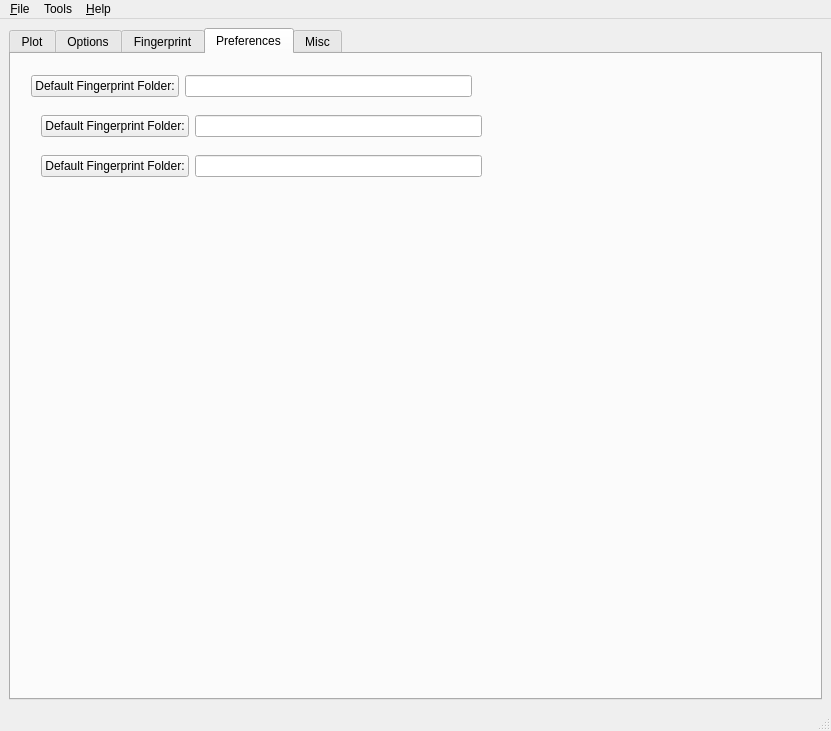
The window that SimpleView/main.ui (mfitzp/toolz) describes before a commit, drawn with Qt 5.
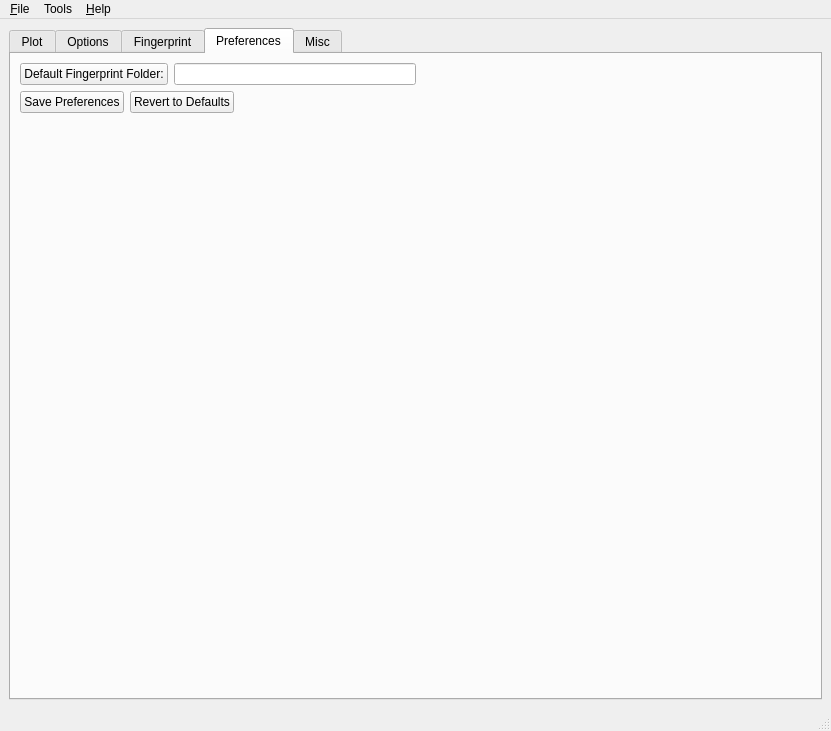
The same window after the commit. The open tabs and pages were chosen to show the change. Icons and pictures are not drawn. Custom widgets are drawn as their Qt base class.

```diff
--- a/SimpleView/main.ui
+++ b/SimpleView/main.ui
@@ -1416,15 +1416,12 @@
        <attribute name="title" >
         <string>Preferences</string>
        </attribute>
-       <widget class="QWidget" name="layoutWidget" >
-        <property name="geometry" >
-         <rect>
-          <x>30</x>
-          <y>60</y>
-          <width>441</width>
-          <height>25</height>
-         </rect>
-        </property>
+       <layout class="QVBoxLayout" name="verticalLayout_2" >
+        <item>
+         <layout class="QGridLayout" name="gridLayout" >
+          <item row="0" column="0" >
+           <layout class="QVBoxLayout" name="verticalLayout" >
+            <item>
         <layout class="QHBoxLayout" >
          <item>
           <widget class="QPushButton" name="pushButton_2" >
@@ -1441,59 +1438,69 @@
           </widget>
          </item>
         </layout>
-       </widget>
-       <widget class="QWidget" name="layoutWidget_2" >
-        <property name="geometry" >
-         <rect>
-          <x>30</x>
-          <y>100</y>
-          <width>441</width>
-          <height>25</height>
-         </rect>
-        </property>
-        <layout class="QHBoxLayout" >
+            </item>
          <item>
-          <widget class="QPushButton" name="pushButton_3" >
+             <layout class="QHBoxLayout" name="horizontalLayout" >
+              <item>
+               <widget class="QPushButton" name="savePref_Btn" >
            <property name="text" >
-            <string>Default Fingerprint Folder:</string>
+                 <string>Save Preferences</string>
            </property>
           </widget>
          </item>
          <item>
-          <widget class="QLineEdit" name="lineEdit_3" >
-           <property name="readOnly" >
-            <bool>true</bool>
+               <widget class="QPushButton" name="revert_Btn" >
+                <property name="text" >
+                 <string>Revert to Defaults</string>
            </property>
           </widget>
          </item>
-        </layout>
-       </widget>
-       <widget class="QWidget" name="layoutWidget" >
-        <property name="geometry" >
-         <rect>
-          <x>20</x>
-          <y>20</y>
-          <width>441</width>
-          <height>25</height>
-         </rect>
-        </property>
-        <layout class="QHBoxLayout" >
-         <item>
-          <widget class="QPushButton" name="pushButton" >
-           <property name="text" >
-            <string>Default Fingerprint Folder:</string>
-           </property>
-          </widget>
-         </item>
-         <item>
-          <widget class="QLineEdit" name="lineEdit" >
-           <property name="readOnly" >
-            <bool>true</bool>
-           </property>
-          </widget>
-         </item>
-        </layout>
-       </widget>
+              <item>
+               <spacer name="horizontalSpacer" >
+                <property name="orientation" >
+                 <enum>Qt::Horizontal</enum>
+                </property>
+                <property name="sizeHint" stdset="0" >
+                 <size>
+                  <width>40</width>
+                  <height>20</height>
+                 </size>
+                </property>
+               </spacer>
+              </item>
+             </layout>
+            </item>
+           </layout>
+          </item>
+          <item row="0" column="1" >
+           <spacer name="horizontalSpacer_2" >
+            <property name="orientation" >
+             <enum>Qt::Horizontal</enum>
+            </property>
+            <property name="sizeHint" stdset="0" >
+             <size>
+              <width>40</width>
+              <height>20</height>
+             </size>
+            </property>
+           </spacer>
+          </item>
+          <item row="1" column="0" >
+           <spacer name="verticalSpacer" >
+            <property name="orientation" >
+             <enum>Qt::Vertical</enum>
+            </property>
+            <property name="sizeHint" stdset="0" >
+             <size>
+              <width>20</width>
+              <height>40</height>
+             </size>
+            </property>
+           </spacer>
+          </item>
+         </layout>
+        </item>
+       </layout>
       </widget>
       <widget class="QWidget" name="tab" >
        <attribute name="title" >
```
Left out of the diff: 53 changed lines with no effect on the pictures. Lines whose indentation alone changed are shown as unchanged.
